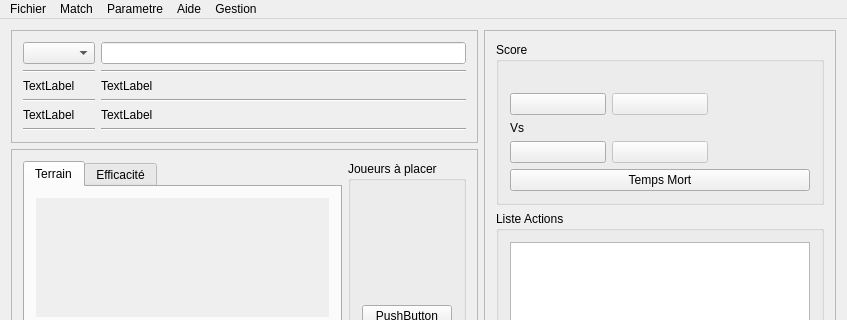
Before: the Qt Designer form ui/ecran.ui in flagage/volleyclubstats, drawn with Qt 5; both pictures show x 0 to 847 and y 0 to 320 of the 847 by 478 pixel window.
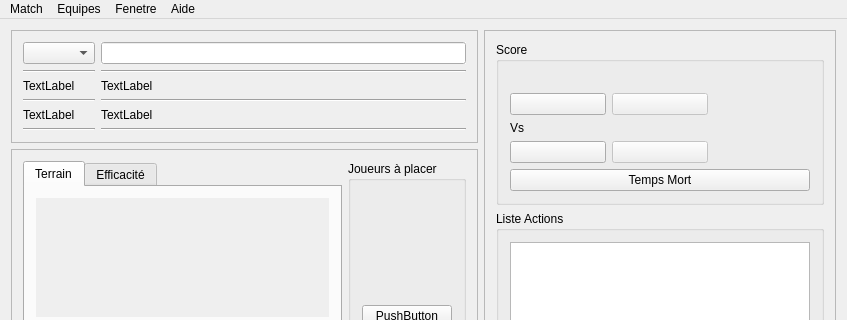
After: the same form once the commit is applied. Icons and pictures are not drawn.

Diff of the .ui file:
```diff
--- a/ui/ecran.ui
+++ b/ui/ecran.ui
@@ -396,20 +396,9 @@
      <height>21</height>
     </rect>
    </property>
-   <widget class="QMenu" name="menuFichier">
-    <property name="title">
-     <string>Fichier</string>
-    </property>
-    <addaction name="actionLancer_le_Match"/>
-    <addaction name="separator"/>
-    <addaction name="actionRevoir_un_match"/>
-    <addaction name="separator"/>
-    <addaction name="actionQuitter"/>
-    <addaction name="actionGestion_Club"/>
-   </widget>
    <widget class="QMenu" name="menuFenetre">
     <property name="title">
-     <string>Parametre</string>
+     <string>Fenetre</string>
     </property>
     <addaction name="actionScore"/>
     <addaction name="actionResultat_ffvb"/>
@@ -431,7 +420,7 @@
    </widget>
    <widget class="QMenu" name="menuEquipe">
     <property name="title">
-     <string>Gestion</string>
+     <string>Equipes</string>
     </property>
     <addaction name="actionGestion_Equipe"/>
     <addaction name="actionGestion_Club_2"/>
@@ -439,11 +428,10 @@
     <addaction name="actionExporter_Equipe"/>
     <addaction name="actionImporter_Equipe"/>
    </widget>
-   <addaction name="menuFichier"/>
    <addaction name="menuMatch"/>
+   <addaction name="menuEquipe"/>
    <addaction name="menuFenetre"/>
    <addaction name="menuAide"/>
-   <addaction name="menuEquipe"/>
   </widget>
   <action name="actionAjouterEquipe">
    <property name="text">
```
Left out of the diff: 13 changed lines with no effect on the pictures.
